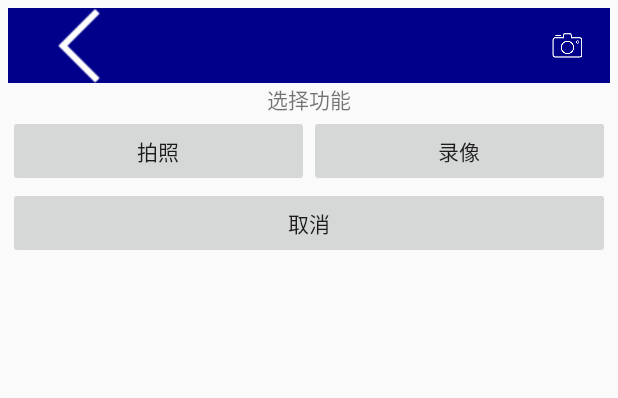
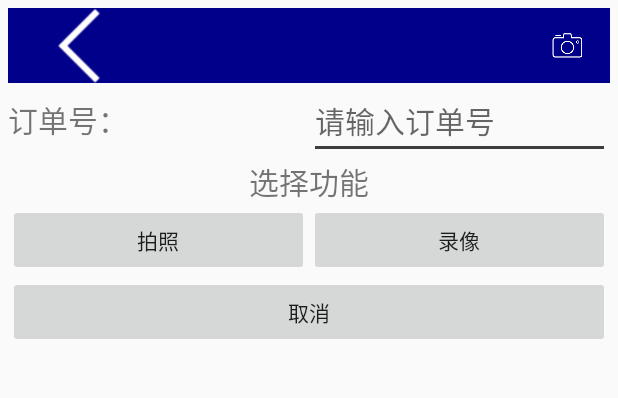
Before and after one commit to FelixJ27/camera-demo, an Android app: the screen it shows after launch (MainActivity), on a phone screen of 412 x 824 dp, the part 84-482 px from its top. Run offline under Robolectric (Android 15) with nearby library versions, the phone set to English and light mode, and no system bars.

Commit message:
更改上传方式

```diff
--- a/app/src/main/java/com/wisdom/camerademo/AddVideoActivity.kt
+++ b/app/src/main/java/com/wisdom/camerademo/AddVideoActivity.kt
@@ -100,7 +100,7 @@ class AddVideoActivity : AppCompatActivity(), UploadUtil.OnUploadProcessListener
         /***
          * 这里的这个URL是我服务器的javaEE环境URL
          */
-        private const val requestURL = "http://192.168.89.66:8080/wms/services/PdaRestService/uploadVideo"
+        private const val requestURL = "http://192.168.89.66:8081/wms/services/PdaRestService/uploadFile"
     }
 
     override fun onCreate(savedInstanceState: Bundle?) {
--- a/app/src/main/res/layout/activity_main.xml
+++ b/app/src/main/res/layout/activity_main.xml
@@ -3,19 +3,43 @@
     xmlns:app="http://schemas.android.com/apk/res-auto"
     android:layout_width="match_parent"
     android:layout_height="match_parent"
+    android:layout_margin="@dimen/common_margin"
     android:orientation="vertical"
-    android:weightSum="2"
-    android:layout_margin="@dimen/common_margin">
+    android:weightSum="2">
+
     <util.HeaderBar
         style="@style/MatchWrap"
         app:isRightShow="true"
         app:isShowBack="true" />
 
+    <LinearLayout
+        android:layout_width="match_parent"
+        android:layout_height="wrap_content"
+        android:weightSum="2">
+
+        <TextView
+            android:id="@+id/txtOrderCode"
+            android:layout_width="0dp"
+            android:layout_height="wrap_content"
+            android:layout_weight="1"
+            android:text="订单号："
+            android:textSize="@dimen/text_size" />
+
+        <EditText
+            android:id="@+id/editOrderCode"
+            android:layout_width="0dp"
+            android:layout_height="wrap_content"
+            android:layout_weight="1"
+            android:hint="请输入订单号"
+            android:textSize="@dimen/text_size" />
+    </LinearLayout>
+
     <TextView
         android:layout_width="wrap_content"
         android:layout_height="wrap_content"
         android:layout_gravity="center"
-        android:text="@string/text_function" />
+        android:text="@string/text_function"
+        android:textSize="@dimen/text_size"/>
 
     <LinearLayout
         android:layout_width="match_parent"
@@ -36,11 +60,11 @@
             android:text="@string/button_video" />
     </LinearLayout>
 
-   <!-- <Button
-        android:id="@+id/btnPhotoAlbum"
-        android:layout_width="match_parent"
-        android:layout_height="wrap_content"
-        android:text="@string/button_photo_album" />-->
+    <!-- <Button
+         android:id="@+id/btnPhotoAlbum"
+         android:layout_width="match_parent"
+         android:layout_height="wrap_content"
+         android:text="@string/button_photo_album" />-->
 
     <Button
         android:id="@+id/btnCancel"
```
Also changed, not shown: app/build.gradle (+5 -5 lines), app/src/main/java/com/wisdom/camerademo/AddPhotoActivity.kt (+13 -17 lines), app/src/main/java/com/wisdom/camerademo/MainActivity.kt (+14 -4 lines), app/src/main/java/com/wisdom/camerademo/params/UploadParam.kt (added, +18 -0 lines), app/src/main/java/util/RemoteResult.java (added, +46 -0 lines), app/src/main/java/util/UploadFile.java (added, +98 -0 lines), app/src/main/java/util/UploadUtil.java (+28 -26 lines).
